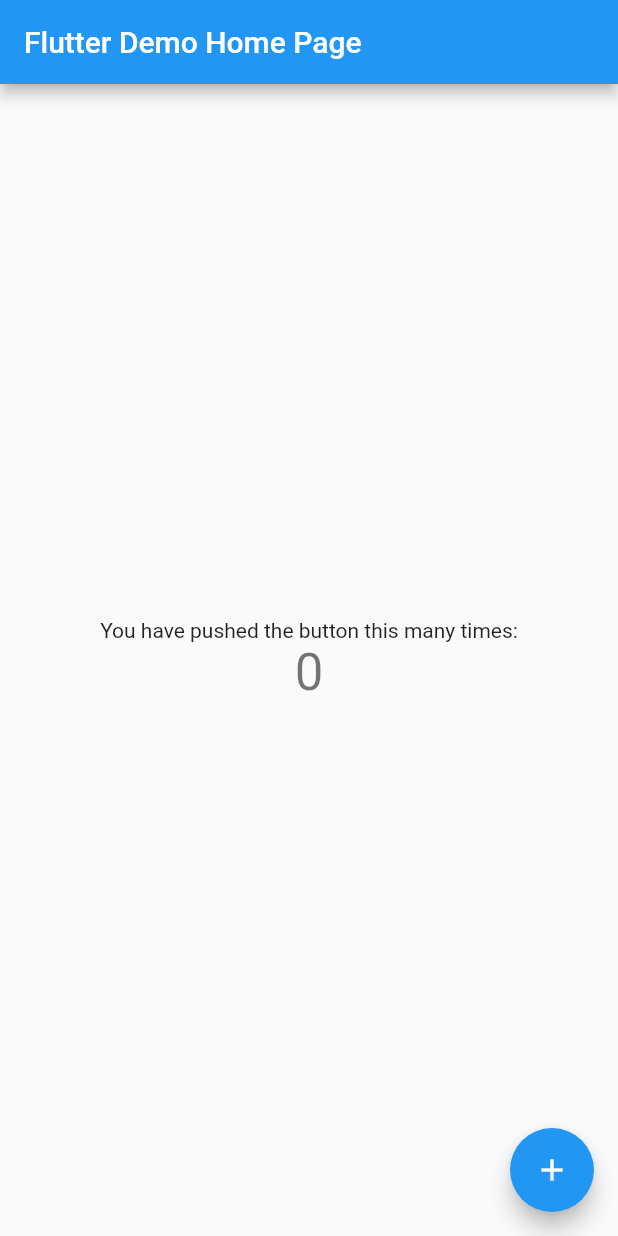
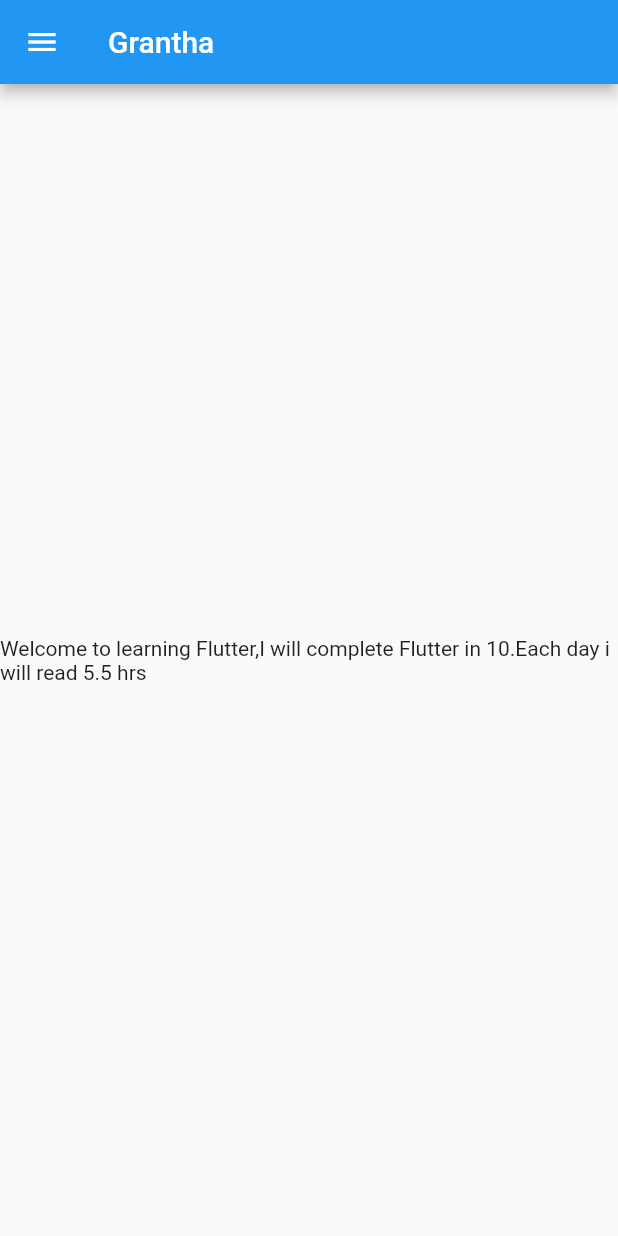
Before and after one commit to Bikash888/flutter_learning, a Flutter app: the screen it shows after launch, on a phone screen of 412 x 824 dp. Run offline on Flutter 3.47's test engine with Material 2 defaults, Android fonts, the phone set to English and light mode, and no system bars.

Commit message:
scaffold and drawer widget added

```diff
--- /dev/null
+++ b/lib/home_page.dart
@@ -0,0 +1,24 @@
+import "package:flutter/material.dart";
+
+class Home extends StatelessWidget {
+  const Home({Key? key}) : super(key: key);
+
+  @override
+  Widget build(BuildContext context) {
+    int days = 10;
+    String course = "Flutter";
+    double hours = 5.5;
+    return Scaffold(
+      appBar: AppBar(
+        title: Text("Grantha"),
+      ),
+      body: Center(
+        child: Container(
+          child: Text(
+              "Welcome to learning $course,I will complete $course in $days.Each day i will read $hours hrs"),
+        ),
+      ),
+      drawer: Drawer(),
+    );
+  }
+}
--- a/lib/main.dart
+++ b/lib/main.dart
@@ -1,113 +1,17 @@
 import 'package:flutter/material.dart';
+import 'package:flutter_basic/home_page.dart';
 
 void main() {
   runApp(MyApp());
 }
 
 class MyApp extends StatelessWidget {
-  // This widget is the root of your application.
+  const MyApp({Key? key}) : super(key: key);
+
   @override
   Widget build(BuildContext context) {
     return MaterialApp(
-      title: 'Flutter Demo',
-      theme: ThemeData(
-        // This is the theme of your application.
-        //
-        // Try running your application with "flutter run". You'll see the
-        // application has a blue toolbar. Then, without quitting the app, try
-        // changing the primarySwatch below to Colors.green and then invoke
-        // "hot reload" (press "r" in the console where you ran "flutter run",
-        // or simply save your changes to "hot reload" in a Flutter IDE).
-        // Notice that the counter didn't reset back to zero; the application
-        // is not restarted.
-        primarySwatch: Colors.blue,
-      ),
-      home: MyHomePage(title: 'Flutter Demo Home Page'),
+      home: Home(),
     );
   }
 }
-
-class MyHomePage extends StatefulWidget {
-  MyHomePage({Key? key, required this.title}) : super(key: key);
-
-  // This widget is the home page of your application. It is stateful, meaning
-  // that it has a State object (defined below) that contains fields that affect
-  // how it looks.
-
-  // This class is the configuration for the state. It holds the values (in this
-  // case the title) provided by the parent (in this case the App widget) and
-  // used by the build method of the State. Fields in a Widget subclass are
-  // always marked "final".
-
-  final String title;
-
-  @override
-  _MyHomePageState createState() => _MyHomePageState();
-}
-
-class _MyHomePageState extends State<MyHomePage> {
-  int _counter = 0;
-
-  void _incrementCounter() {
-    setState(() {
-      // This call to setState tells the Flutter framework that something has
-      // changed in this State, which causes it to rerun the build method below
-      // so that the display can reflect the updated values. If we changed
-      // _counter without calling setState(), then the build method would not be
-      // called again, and so nothing would appear to happen.
-      _counter++;
-    });
-  }
-
-  @override
-  Widget build(BuildContext context) {
-    // This method is rerun every time setState is called, for instance as done
-    // by the _incrementCounter method above.
-    //
-    // The Flutter framework has been optimized to make rerunning build methods
-    // fast, so that you can just rebuild anything that needs updating rather
-    // than having to individually change instances of widgets.
-    return Scaffold(
-      appBar: AppBar(
-        // Here we take the value from the MyHomePage object that was created by
-        // the App.build method, and use it to set our appbar title.
-        title: Text(widget.title),
-      ),
-      body: Center(
-        // Center is a layout widget. It takes a single child and positions it
-        // in the middle of the parent.
-        child: Column(
-          // Column is also a layout widget. It takes a list of children and
-          // arranges them vertically. By default, it sizes itself to fit its
-          // children horizontally, and tries to be as tall as its parent.
-          //
-          // Invoke "debug painting" (press "p" in the console, choose the
-          // "Toggle Debug Paint" action from the Flutter Inspector in Android
-          // Studio, or the "Toggle Debug Paint" command in Visual Studio Code)
-          // to see the wireframe for each widget.
-          //
-          // Column has various properties to control how it sizes itself and
-          // how it positions its children. Here we use mainAxisAlignment to
-          // center the children vertically; the main axis here is the vertical
-          // axis because Columns are vertical (the cross axis would be
-          // horizontal).
-          mainAxisAlignment: MainAxisAlignment.center,
-          children: <Widget>[
-            Text(
-              'You have pushed the button this many times:',
-            ),
-            Text(
-              '$_counter',
-              style: Theme.of(context).textTheme.headline4,
-            ),
-          ],
-        ),
-      ),
-      floatingActionButton: FloatingActionButton(
-        onPressed: _incrementCounter,
-        tooltip: 'Increment',
-        child: Icon(Icons.add),
-      ), // This trailing comma makes auto-formatting nicer for build methods.
-    );
-  }
-}
```
